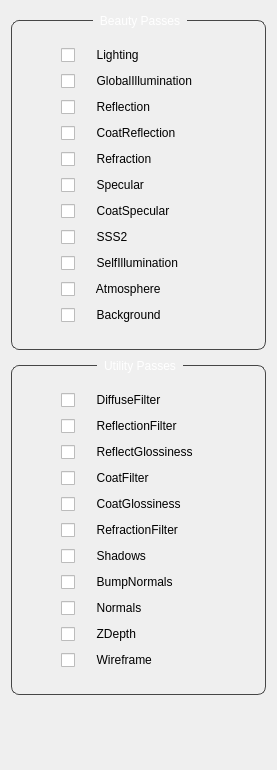
The window that YFX_Lookdev_Tool/dev/UI/aov_UI.ui (kaanyilmaz99/YFX_Lookdev_Tool) describes before a commit, drawn with Qt 5.
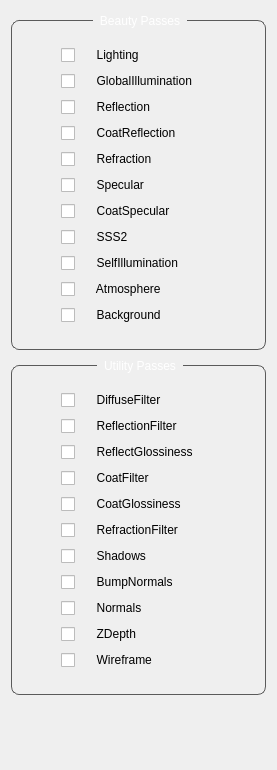
The same window after the commit.

```diff
--- a/YFX_Lookdev_Tool/dev/UI/aov_UI.ui
+++ b/YFX_Lookdev_Tool/dev/UI/aov_UI.ui
@@ -23,7 +23,7 @@
       <widget class="QGroupBox" name="groupBox">
        <property name="styleSheet">
         <string notr="true">QGroupBox{
-	border: 1px solid rgb(70, 70, 70);
+	border: 1px solid rgb(90, 90, 90);
     border-radius: 8px;
 	margin-top: 9px;
 }
@@ -149,7 +149,7 @@
       <widget class="QGroupBox" name="groupBox_2">
        <property name="styleSheet">
         <string notr="true">QGroupBox{
-	border: 1px solid rgb(70, 70, 70);
+	border: 1px solid rgb(90, 90, 90);
     border-radius: 8px;
 	margin-top: 9px;
 }
```
